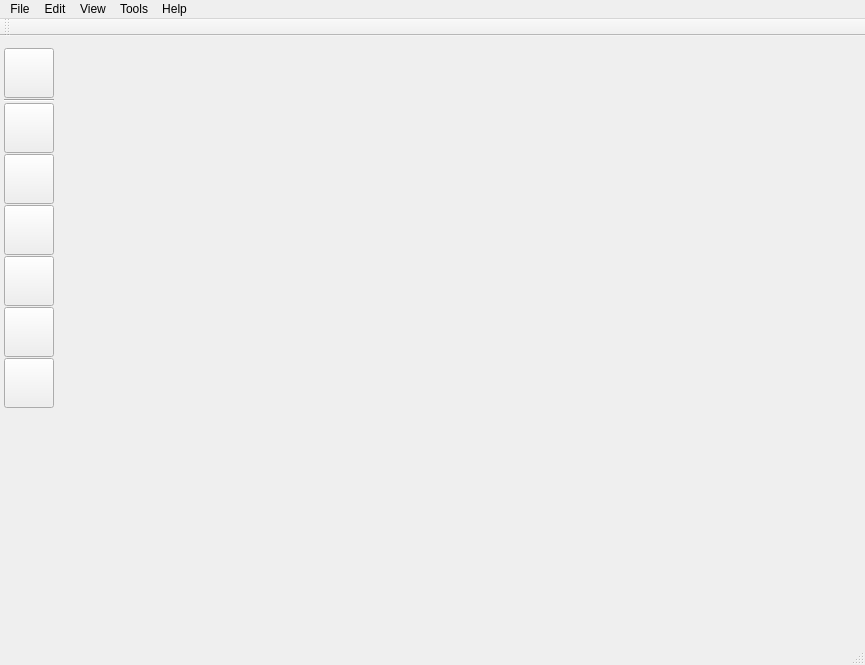
First picture: the form in ui/main_window.ui, repository zkovari/plotlyst, before the edit.
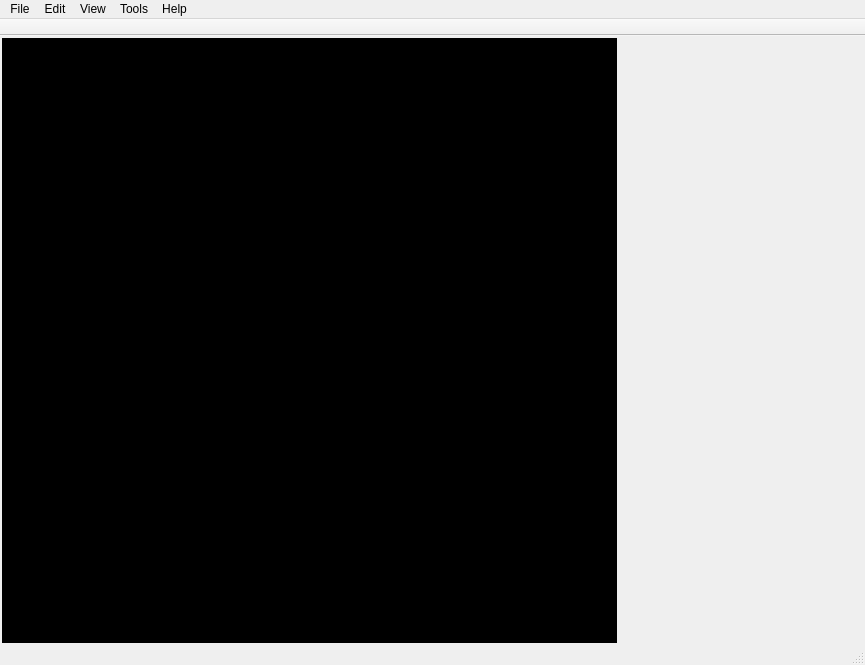
Second picture: the form after the edit.

Commit message: Add distraction free mode

The edit to the form file:
```diff
--- a/ui/main_window.ui
+++ b/ui/main_window.ui
@@ -32,8 +32,15 @@
     </property>
     <item>
      <widget class="QStackedWidget" name="stackMainPanels">
+      <property name="styleSheet">
+       <string notr="true">#pageDistractionFree {
+background-color:  rgb(0, 0, 0);
+}
+
+</string>
+      </property>
       <property name="currentIndex">
-       <number>0</number>
+       <number>3</number>
       </property>
       <widget class="QWidget" name="pageOutline">
        <layout class="QHBoxLayout" name="horizontalLayout_2">
@@ -569,6 +576,25 @@
         </property>
        </layout>
       </widget>
+      <widget class="QWidget" name="pageDistractionFree">
+       <layout class="QHBoxLayout" name="horizontalLayout_3">
+        <property name="spacing">
+         <number>0</number>
+        </property>
+        <property name="leftMargin">
+         <number>0</number>
+        </property>
+        <property name="topMargin">
+         <number>0</number>
+        </property>
+        <property name="rightMargin">
+         <number>0</number>
+        </property>
+        <property name="bottomMargin">
+         <number>0</number>
+        </property>
+       </layout>
+      </widget>
      </widget>
     </item>
     <item>
@@ -692,6 +718,12 @@
    <property name="windowTitle">
     <string>toolBar</string>
    </property>
+   <property name="movable">
+    <bool>false</bool>
+   </property>
+   <property name="floatable">
+    <bool>false</bool>
+   </property>
    <attribute name="toolBarArea">
     <enum>TopToolBarArea</enum>
    </attribute>
```
The commit also changes 4 other files.
